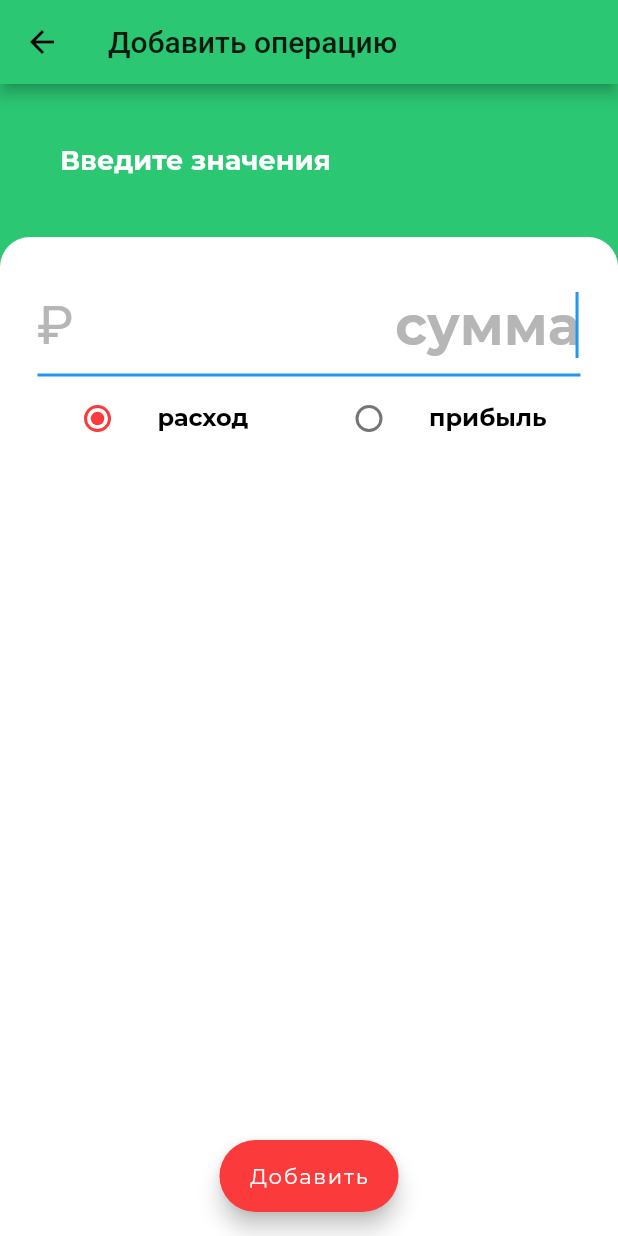
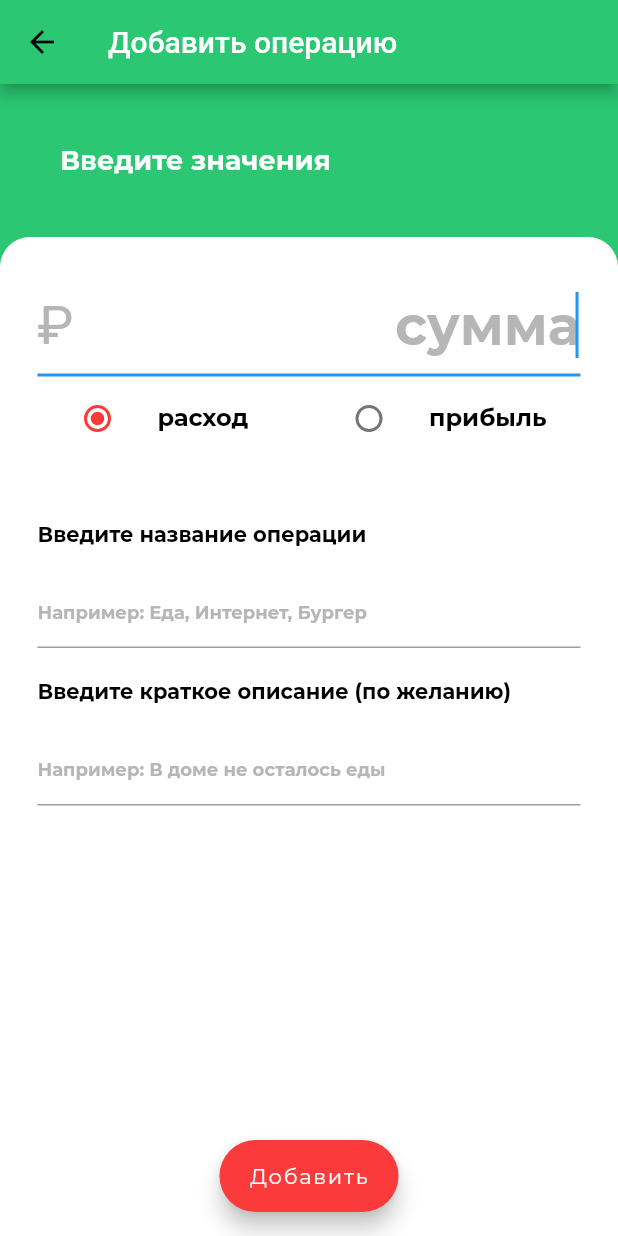
Before and after one commit to ulanzhusupov/finance_app, a Flutter app: the AddOperationScreen screen opened directly, on a phone screen of 412 x 824 dp. Run offline on Flutter 3.47's test engine with Material 2 defaults, Android fonts, the phone set to English and light mode, and no system bars.

Commit message:
Ended AddOperationScreen and started login screens

```diff
--- a/lib/constants.dart
+++ b/lib/constants.dart
@@ -1,4 +1,8 @@
 import "package:flutter/material.dart";
+
+const kAppBarText = TextStyle(
+  color: Colors.white
+);
 
 const kRegularTextStyle = TextStyle(
   fontFamily: "Montserrat",
@@ -32,3 +36,9 @@ const kEnterSummOnAdd = TextStyle(
   fontFamily: "Montserrat",
   fontWeight: FontWeight.w600
 );
+
+const kOperationInfoEnter = TextStyle(
+  fontSize: 12.0,
+  fontFamily: "Montserrat",
+  fontWeight: FontWeight.w600
+);
--- a/lib/main.dart
+++ b/lib/main.dart
@@ -2,6 +2,7 @@ import 'package:finance_manager/screens/AddOperationScreen.dart';
 import 'package:finance_manager/screens/HomeScreen.dart';
 import 'package:finance_manager/screens/OperationsScreen.dart';
 import 'package:finance_manager/screens/WalletScreen.dart';
+import 'package:finance_manager/screens/WelcomeScreen.dart';
 import 'package:finance_manager/widgets/OperationList.dart';
 import 'package:finance_manager/widgets/WalletCards.dart';
 import 'package:flutter/material.dart';
@@ -18,13 +19,14 @@ class MyApp extends StatelessWidget {
   Widget build(BuildContext context) {
     return MaterialApp(
       title: 'Flutter Demo',
+      debugShowCheckedModeBanner: false,
       theme: ThemeData(
         primaryColor: Color(0xff2BC773),
         accentColor: Color(0xffFB3B3B),
         // scaffoldBackgroundColor: Colors.blue[800],
         visualDensity: VisualDensity.adaptivePlatformDensity,
       ),
-      home: TabController(),
+      home: WelcomeScreen(),
     );
   }
 }
--- a/lib/screens/AddOperationScreen.dart
+++ b/lib/screens/AddOperationScreen.dart
@@ -15,7 +15,7 @@ class _AddOperationScreenState extends State<AddOperationScreen> {
   Widget build(BuildContext context) {
     return Scaffold(
       appBar: AppBar(
-        title: Text("Добавить операцию"),
+        title: Text("Добавить операцию", style: kAppBarText,),
       ),
       backgroundColor: Color(0xff2BC773),
       floatingActionButton: FloatingActionButton.extended(
@@ -41,7 +41,9 @@ class _AddOperationScreenState extends State<AddOperationScreen> {
                   borderRadius: BorderRadius.only(
                       topLeft: Radius.circular(20.0),
                       topRight: Radius.circular(20.0))),
-              child: Column(children: [
+              child: Column(
+                crossAxisAlignment: CrossAxisAlignment.start,
+                children: [
                 TextField(
                   onChanged: (val) {},
                   autofocus: true,
@@ -93,6 +95,37 @@ class _AddOperationScreenState extends State<AddOperationScreen> {
                     ),
                   ],
                 ),
+                SizedBox(
+                  height: 40.0
+                ),
+                Text("Введите название операции", style: kSemiBoldTextStyle),
+                SizedBox(height: 20.0),
+                TextField(
+                  onChanged: (val) {},
+                  textAlign: TextAlign.start,
+                  keyboardType: TextInputType.name,
+                  decoration: InputDecoration(
+                      hintText: "Например: Еда, Интернет, Бургер",
+                      hintStyle: TextStyle(color: Color(0xffB6B6B6)),
+                  ),
+                  style: kOperationInfoEnter,
+                ),
+                SizedBox(
+                  height: 20.0
+                ),
+                Text("Введите краткое описание (по желанию)", style: kSemiBoldTextStyle),
+                SizedBox(height: 20.0),
+                TextField(
+                  onChanged: (val) {},
+                  textAlign: TextAlign.start,
+                  keyboardType: TextInputType.name,
+                  decoration: InputDecoration(
+                      hintText: "Например: В доме не осталось еды",
+                      hintStyle: TextStyle(color: Color(0xffB6B6B6)),
+                  ),
+                  style: kOperationInfoEnter,
+                ),
+
 
               ]),
             ),
--- a/pubspec.yaml
+++ b/pubspec.yaml
@@ -45,8 +45,8 @@ flutter:
   uses-material-design: true
 
   # To add assets to your application, add an assets section, like this:
-  # assets:
-  #   - images/
+  assets:
+    - images/
 
   # An image asset can refer to one or more resolution-specific "variants", see
   # https://flutter.dev/assets-and-images/#resolution-aware.
```
Also changed, not shown: lib/screens/WelcomeScreen.dart (added, +79 -0 lines), images/back.jpg (added), lib/screens/LoginScreen.dart (added).
